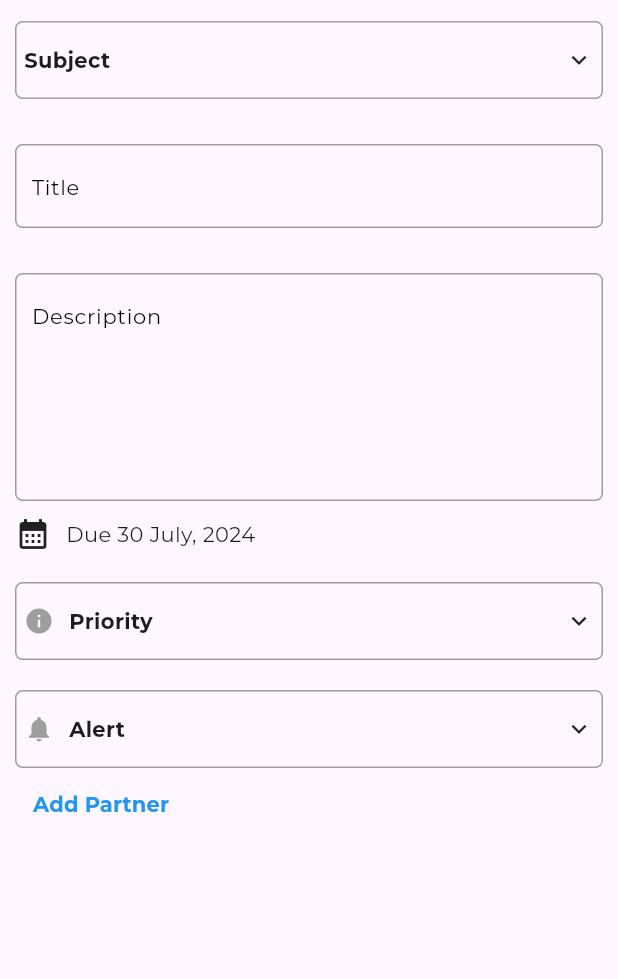
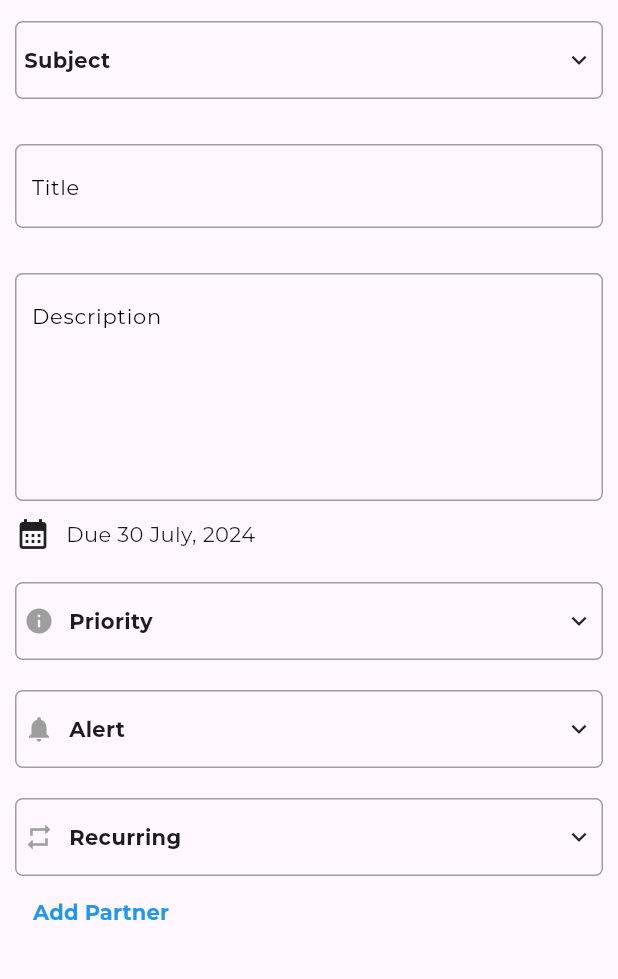
Before and after one commit to izieo/studitivity, a Flutter app: the screen it shows once a user with an empty profile is signed in, item 2 of the bottom bar chosen, after a tap on the "add" icon, on a phone screen of 412 x 824 dp, the part 51-1030 px from its top. Run offline on Flutter 3.47's test engine with Material 3 defaults, Android fonts, the phone set to English and light mode, and no system bars; our stand-ins replace firebase_auth, firebase_core, get, google_fonts; missing offline and left inert: horizontal_week_calendar; accounts and stored records are empty; network calls fail.

Commit message:
made checkboxes on tasks page interactive, improved UI consistency and updated text across pages

```diff
--- a/lib/screens/achievements.dart
+++ b/lib/screens/achievements.dart
@@ -122,7 +122,7 @@ class AchievementCard extends StatelessWidget {
                 children: [
                   Container(
                     decoration: const BoxDecoration(
-                      color: Color.fromARGB(255, 59, 59, 59),
+                      color: Colors.grey,
                       borderRadius: BorderRadius.all(Radius.circular(50.0)),
                     ),
                     height: 15.0,
@@ -130,7 +130,7 @@ class AchievementCard extends StatelessWidget {
                   ),
                   Container(
                     decoration: const BoxDecoration(
-                      color: Colors.grey,
+                      color:  Color.fromARGB(255, 96, 67, 194),
                       borderRadius: BorderRadius.all(Radius.circular(50.0)),
                     ),
                     height: 15.0,
--- a/lib/screens/create_task.dart
+++ b/lib/screens/create_task.dart
@@ -4,7 +4,8 @@ import 'package:intl/intl.dart';
 import 'package:studitivity/widgets/subject_picker_dialog.dart';
 import 'package:studitivity/widgets/priority_picker_dialog.dart';
 import 'package:studitivity/widgets/task_alert_picker_dialog.dart';
-
+import 'package:studitivity/widgets/repeat_picker_dialog.dart';
+import 'package:studitivity/widgets/invitees_picker_dialog.dart';
 class NewTaskView extends StatelessWidget {
   const NewTaskView({super.key});
 
@@ -31,6 +32,22 @@ class NewTaskView extends StatelessWidget {
       context: context,
       builder: (BuildContext context) {
         return const TaskAlertPickerDialog();
+      },
+    );
+  }
+  void _showRepeatPickerDialog(BuildContext context) {
+    showDialog(
+      context: context,
+      builder: (BuildContext context) {
+        return const RepeatPickerDialog();
+      },
+    );
+  }
+  void _showInviteesPickerDialog(BuildContext context) {
+    showDialog(
+      context: context,
+      builder: (BuildContext context) {
+        return const InviteesPickerDialog();
       },
     );
   }
@@ -76,7 +93,7 @@ class NewTaskView extends StatelessWidget {
                       style: TextStyle(fontWeight: FontWeight.bold),
                     ),
                     TextButton(
-                      onPressed: () {},
+                      onPressed: () => Get.back(),
                       child: const Text(
                         'Save',
                         style: TextStyle(
@@ -221,8 +238,38 @@ class NewTaskView extends StatelessWidget {
                     ),
                   ),
                 ),
+                GestureDetector(
+                  onTap: () => _showRepeatPickerDialog(context),
+                  child: Container(
+                    decoration: BoxDecoration(
+                      border: Border.all(color: Colors.grey),
+                      borderRadius: BorderRadius.circular(5.0),
+                      color: Colors.transparent,
+                    ),
+                    padding: const EdgeInsets.symmetric(
+                      vertical: 15.0,
+                      horizontal: 5.0,
+                    ),
+                    margin: const EdgeInsets.only(top: 20.0),
+                    child: const Row(
+                      mainAxisAlignment: MainAxisAlignment.spaceBetween,
+                      children: [
+                        Row(
+                          mainAxisAlignment: MainAxisAlignment.center,
+                          crossAxisAlignment: CrossAxisAlignment.center,
+                          children: [
+                            Icon(Icons.repeat, size: 20.0, color: Colors.grey),
+                            SizedBox(width: 10.0),
+                            Text('Recurring', style: TextStyle(fontWeight: FontWeight.bold)),
+                          ],
+                        ),
+                        Icon(Icons.keyboard_arrow_down, size: 20.0),
+                      ],
+                    ),
+                  ),
+                ),
                 TextButton(
-                  onPressed: () {},
+                  onPressed: () => _showInviteesPickerDialog(context),
                   child: const Text(
                     'Add Partner',
                     style: TextStyle(
--- a/lib/screens/groups.dart
+++ b/lib/screens/groups.dart
@@ -135,7 +135,7 @@ class GroupsViewState extends State<GroupsView> {
                               ],
                             ),
                             const SizedBox(width: 20.0),
-                            const Text('10m/20m', style: TextStyle(fontSize: 16.0, fontWeight: FontWeight.bold)),
+                            const Text('10mins/20mins', style: TextStyle(fontSize: 16.0, fontWeight: FontWeight.bold)),
                           ],
                         ),
                       ],
--- a/lib/screens/profile.dart
+++ b/lib/screens/profile.dart
@@ -1,5 +1,6 @@
 import 'package:flutter/material.dart';
 import 'package:get/get.dart';
+import 'package:studitivity/screens/achievements.dart';
 import 'package:studitivity/screens/settings.dart';
 import 'package:studitivity/screens/subjects.dart';
 import 'package:studitivity/controllers/app_controller.dart';
@@ -83,7 +84,7 @@ class ProfileView extends StatelessWidget {
               ),
             ),
             profileCard(Icons.settings, 'Settings', 'Update your preferences', () => Get.to(const SettingsView())),
-            profileCard(Icons.emoji_events, 'Achievements', 'View all achievements you can earn', () {}),
+            profileCard(Icons.emoji_events, 'Achievements', 'View all achievements you can earn', () => Get.to(const Achievements())),
             profileCard(Icons.school, 'Subjects', 'View and edit subjects', () => Get.to(const SubjectsView())),
             profileCard(Icons.quiz, 'FAQ', 'Find answer to frequently asked questions', () {}),
           ],
--- a/lib/screens/subjects.dart
+++ b/lib/screens/subjects.dart
@@ -62,7 +62,7 @@ class SubjectsView extends StatelessWidget {
               buildSubjectTab('Web Development', 0xff0000ff),
               buildSubjectTab('Research Skills', 0xff00ff00),
               buildSubjectTab('Database Management', 0xffff00ff),
-              buildSubjectTab('Industrial Experience', 0xff00ffff),
+              buildSubjectTab('Industrial Expertise', 0xff00ffff),
             ],
           ),
         ),
--- a/lib/screens/tasks.dart
+++ b/lib/screens/tasks.dart
@@ -7,8 +7,21 @@ import 'package:studitivity/widgets/task_item.dart';
 import 'package:studitivity/screens/profile.dart';
 import 'package:studitivity/screens/notification.dart';
 
-class TaskView extends StatelessWidget {
+class TaskView extends StatefulWidget {
   const TaskView({super.key});
+
+  @override
+  TaskViewState createState() => TaskViewState();
+}
+
+class TaskViewState extends State<TaskView> {
+  List<Task> tasks = [
+    Task('Computer Programming', 'Practice for exam', Colors.green, 2),
+    Task('Web Development', 'Build wireframe for website', Colors.blue, 2),
+    Task('Database Management', 'Create entity relationship diagram', Colors.red, 1),
+    Task('Industrial Expertise', 'Complete personal development report', Colors.yellow, 0),
+    Task('Research Skills', 'Finish Literature review', Colors.purple, 0),
+  ];
 
   @override
   Widget build(BuildContext context) {
@@ -62,7 +75,7 @@ class TaskView extends StatelessWidget {
                           context: context,
                           isScrollControlled: true,
                           shape: const RoundedRectangleBorder(
-                        borderRadius: BorderRadius.vertical(top: Radius.circular(20))
+                            borderRadius: BorderRadius.vertical(top: Radius.circular(20))
                           ),
                           builder: (context) {
                             return const Wrap(children: [OrderTasks()]);
@@ -109,39 +122,22 @@ class TaskView extends StatelessWidget {
                 ],
               ),
               Expanded(
-                child: ListView(
-                  children: const [
-                    TaskItem(
-                      priority: 2, //high priority
-                      course: 'Computer Programming',
-                      task: 'Build wireframe',
-                      color: Colors.green,
-                    ),
-                    TaskItem(
-                      priority: 2, //high priority
-                      course: 'Web Development',
-                      task: 'Build wireframe',
-                      color: Colors.blue,
-                    ),
-                    TaskItem(
-                      priority: 1, //medium priority
-                      course: 'Database Management',
-                      task: 'Build prototype',
-                      color: Colors.red,
-                    ),
-                    TaskItem(
-                      priority: 0, //low priority,
-                      course: 'Industrial Expertise',
-                      task: 'Personal development report',
-                      color: Colors.yellow,
-                    ),
-                    TaskItem(
-                      priority: 0, //low priority
-                      course: 'Research Skills',
-                      task: 'Literature review',
-                      color: Colors.purple,
-                    ),
-                  ],
+                child: ListView.builder(
+                  itemCount: tasks.length,
+                  itemBuilder: (context, index) {
+                    return TaskItem(
+                      priority: tasks[index].priority,
+                      course: tasks[index].course,
+                      task: tasks[index].task,
+                      color: tasks[index].color,
+                      isCompleted: tasks[index].isCompleted,
+                      onChanged: (value) {
+                        setState(() {
+                          tasks[index].isCompleted = value;
+                        });
+                      },
+                    );
+                  },
                 ),
               ),
             ],
@@ -163,3 +159,13 @@ class TaskView extends StatelessWidget {
     );
   }
 }
+
+class Task {
+  final String course;
+  final String task;
+  final Color color;
+  final int priority;
+  bool isCompleted;
+
+  Task(this.course, this.task, this.color, this.priority, {this.isCompleted = false});
+}
--- a/lib/widgets/task_item.dart
+++ b/lib/widgets/task_item.dart
@@ -7,13 +7,16 @@ class TaskItem extends StatelessWidget {
     required this.course,
     required this.task,
     required this.color,
+    required this.isCompleted,
+    required this.onChanged,
+  });
 
-  });
   final int priority;
   final String course;
   final String task;
   final Color color;
-
+  final bool isCompleted;
+  final ValueChanged<bool> onChanged;
 
   @override
   Widget build(BuildContext context) {
@@ -23,22 +26,28 @@ class TaskItem extends StatelessWidget {
     } else if (priority == 2) {
       priorityText = '!!';
     }
+
     return Padding(
       padding: const EdgeInsets.symmetric(vertical: 8.0),
       child: Row(
         children: [
-          Container(
+          GestureDetector(
+            onTap: () => onChanged(!isCompleted),
+            child: Container(
               width: 30.0,
               height: 30.0,
-            decoration:  BoxDecoration(
-              color: color,
+              decoration: BoxDecoration(
+                color: isCompleted ? Colors.grey : color,
                 shape: BoxShape.circle,
               ),
               alignment: Alignment.center,
-            child: Text(
+              child: isCompleted
+                  ? const Icon(Icons.check, color: Colors.white)
+                  : Text(
                       priorityText,
                       style: const TextStyle(
                         fontSize: 20.0,
+                      ),
                     ),
             ),
           ),
```
Also changed, not shown: lib/screens/friends.dart (+8 -0 lines), lib/widgets/subject_picker_dialog.dart (+6 -6 lines). Lines whose indentation alone changed are shown as unchanged.
